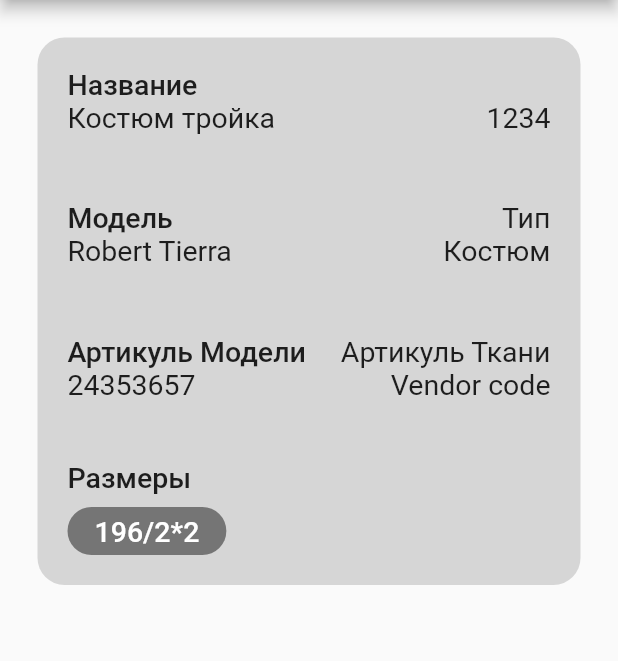
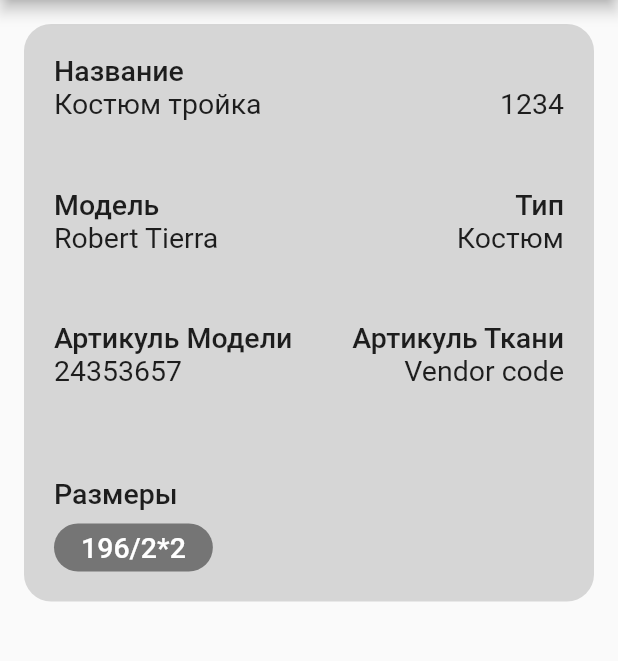
Before and after one commit to AliNurs/flutter_screen1, a Flutter app: the screen it shows after launch, on a phone screen of 412 x 824 dp, the part 84-745 px from its top. Run offline on Flutter 3.47's test engine with Material 2 defaults, Android fonts, the phone set to English and light mode, and no system bars.

Commit message:
КАК у Препод

```diff
--- /dev/null
+++ b/lib/Screens/product_screen.dart
@@ -0,0 +1,114 @@
+import 'package:flutter/material.dart';
+
+class ProductScreen extends StatelessWidget {
+  const ProductScreen({Key? key}) : super(key: key);
+
+  @override
+  Widget build(BuildContext context) {
+    return MaterialApp(
+      debugShowCheckedModeBanner: false,
+      home: Scaffold(
+        appBar: AppBar(
+          title: Text('Material App'),
+        ),
+        body: Padding(
+          padding: const EdgeInsets.all(16.0),
+          child: Container(
+            decoration: BoxDecoration(
+              borderRadius: BorderRadius.circular(18),
+              color: Colors.grey[350],
+            ),
+            padding: EdgeInsets.symmetric(vertical: 20, horizontal: 20),
+            child: Column(
+              mainAxisSize: MainAxisSize.min,
+              crossAxisAlignment: CrossAxisAlignment.start,
+              children: [
+                const Text(
+                  "Название",
+                  style: TextStyle(fontWeight: FontWeight.w500, fontSize: 19),
+                ),
+                const RepeatedStyleText(
+                  text1: 'Костюм тройка',
+                  text2: '1234',
+                ),
+                const SizedBox(height: 45),
+                const RepeatedStyleText(
+                  text1: 'Модель',
+                  text2: 'Тип',
+                  fontbold: true,
+                ),
+                const RepeatedStyleText(
+                  text1: 'Robert Tierra',
+                  text2: 'Костюм',
+                ),
+                SizedBox(height: 45),
+                const RepeatedStyleText(
+                  text1: 'Артикуль Модели',
+                  text2: 'Артикуль Ткани',
+                  fontbold: true,
+                ),
+                const RepeatedStyleText(
+                  text1: '24353657',
+                  text2: 'Vendor code',
+                ),
+                const SizedBox(height: 60),
+                const Text(
+                  "Размеры",
+                  style: TextStyle(fontWeight: FontWeight.w500, fontSize: 19),
+                ),
+                SizedBox(height: 9),
+                Container(
+                  padding: EdgeInsets.symmetric(vertical: 5, horizontal: 18),
+                  child: Text(
+                    "196/2*2",
+                    style: TextStyle(
+                        color: Colors.white,
+                        fontSize: 19,
+                        fontWeight: FontWeight.w500),
+                  ),
+                  decoration: BoxDecoration(
+                      color: Colors.grey.shade600,
+                      borderRadius: BorderRadius.circular(25)),
+                )
+              ],
+            ),
+          ),
+        ),
+      ),
+    );
+  }
+}
+
+class RepeatedStyleText extends StatelessWidget {
+  const RepeatedStyleText(
+      {Key? key,
+      required this.text1,
+      required this.text2,
+      this.fontbold = false})
+      : super(key: key);
+  final String text1;
+  final String text2;
+  final bool fontbold;
+
+  @override
+  Widget build(BuildContext context) {
+    return Row(
+      mainAxisAlignment: MainAxisAlignment.spaceBetween,
+      children: [
+        Text(
+          text1,
+          style: TextStyle(
+            fontWeight: fontbold ? FontWeight.w500 : FontWeight.w400,
+            fontSize: 19,
+          ),
+        ),
+        Text(
+          text2,
+          style: TextStyle(
+              fontWeight: fontbold ? FontWeight.w500 : FontWeight.w400,
+              fontSize: 19),
+        ),
+      ],
+    );
+  }
+}
--- a/lib/main.dart
+++ b/lib/main.dart
@@ -1,136 +1,12 @@
 import 'package:flutter/material.dart';
+import 'package:flutter_screen1/Screens/product_screen.dart';
+import 'Screens/product_screen.dart';
 
 void main() => runApp(MyApp());
 
 class MyApp extends StatelessWidget {
   @override
   Widget build(BuildContext context) {
-    return MaterialApp(
-      debugShowCheckedModeBanner: false,
-      //  title: 'Material App',
-      home: Scaffold(
-        appBar: AppBar(
-          title: Text('Material App'),
-        ),
-        body: Padding(
-          padding: const EdgeInsets.symmetric(vertical: 25, horizontal: 25),
-          child: Container(
-            decoration: BoxDecoration(
-              borderRadius: BorderRadius.circular(18),
-              color: Colors.grey[350],
-            ),
-            // height: 500,
-            // width: 450,
-            padding: EdgeInsets.symmetric(vertical: 20, horizontal: 20),
-            child: Column(
-              mainAxisSize: MainAxisSize.min,
-              crossAxisAlignment: CrossAxisAlignment.start,
-              children: [
-                const Text(
-                  "Название",
-                  style: TextStyle(fontWeight: FontWeight.w500, fontSize: 19),
-                ),
-                Row(
-                  mainAxisAlignment: MainAxisAlignment.spaceBetween,
-                  children: const [
-                    Text(
-                      "Костюм тройка",
-                      style:
-                          TextStyle(fontWeight: FontWeight.w400, fontSize: 19),
-                    ),
-                    Text(
-                      "1234",
-                      style:
-                          TextStyle(fontWeight: FontWeight.w400, fontSize: 19),
-                    ),
-                  ],
-                ),
-                SizedBox(height: 45),
-                Row(
-                  mainAxisAlignment: MainAxisAlignment.spaceBetween,
-                  children: const [
-                    Text(
-                      "Модель",
-                      style:
-                          TextStyle(fontWeight: FontWeight.w500, fontSize: 19),
-                    ),
-                    Text(
-                      "Тип",
-                      style:
-                          TextStyle(fontWeight: FontWeight.w400, fontSize: 19),
-                    ),
-                  ],
-                ),
-                Row(
-                  mainAxisAlignment: MainAxisAlignment.spaceBetween,
-                  children: const [
-                    Text(
-                      "Robert Tierra",
-                      style:
-                          TextStyle(fontWeight: FontWeight.w400, fontSize: 19),
-                    ),
-                    Text(
-                      "Костюм",
-                      style:
-                          TextStyle(fontWeight: FontWeight.w400, fontSize: 19),
-                    ),
-                  ],
-                ),
-                SizedBox(height: 45),
-                Row(
-                  mainAxisAlignment: MainAxisAlignment.spaceBetween,
-                  children: const [
-                    Text(
-                      "Артикуль Модели",
-                      style:
-                          TextStyle(fontWeight: FontWeight.w500, fontSize: 19),
-                    ),
-                    Text(
-                      "Артикуль Ткани",
-                      style:
-                          TextStyle(fontWeight: FontWeight.w400, fontSize: 19),
-                    ),
-                  ],
-                ),
-                Row(
-                  mainAxisAlignment: MainAxisAlignment.spaceBetween,
-                  children: const [
-                    Text(
-                      "24353657",
-                      style:
-                          TextStyle(fontWeight: FontWeight.w400, fontSize: 19),
-                    ),
-                    Text(
-                      "Vendor code",
-                      style:
-                          TextStyle(fontWeight: FontWeight.w400, fontSize: 19),
-                    ),
-                  ],
-                ),
-                const SizedBox(height: 40),
-                const Text(
-                  "Размеры",
-                  style: TextStyle(fontWeight: FontWeight.w500, fontSize: 19),
-                ),
-                SizedBox(height: 9),
-                Container(
-                  padding: EdgeInsets.symmetric(vertical: 5, horizontal: 18),
-                  child: Text(
-                    "196/2*2",
-                    style: TextStyle(
-                        color: Colors.white,
-                        fontSize: 19,
-                        fontWeight: FontWeight.w500),
-                  ),
-                  decoration: BoxDecoration(
-                      color: Colors.grey.shade600,
-                      borderRadius: BorderRadius.circular(25)),
-                )
-              ],
-            ),
-          ),
-        ),
-      ),
-    );
+    return const ProductScreen();
   }
 }
```
